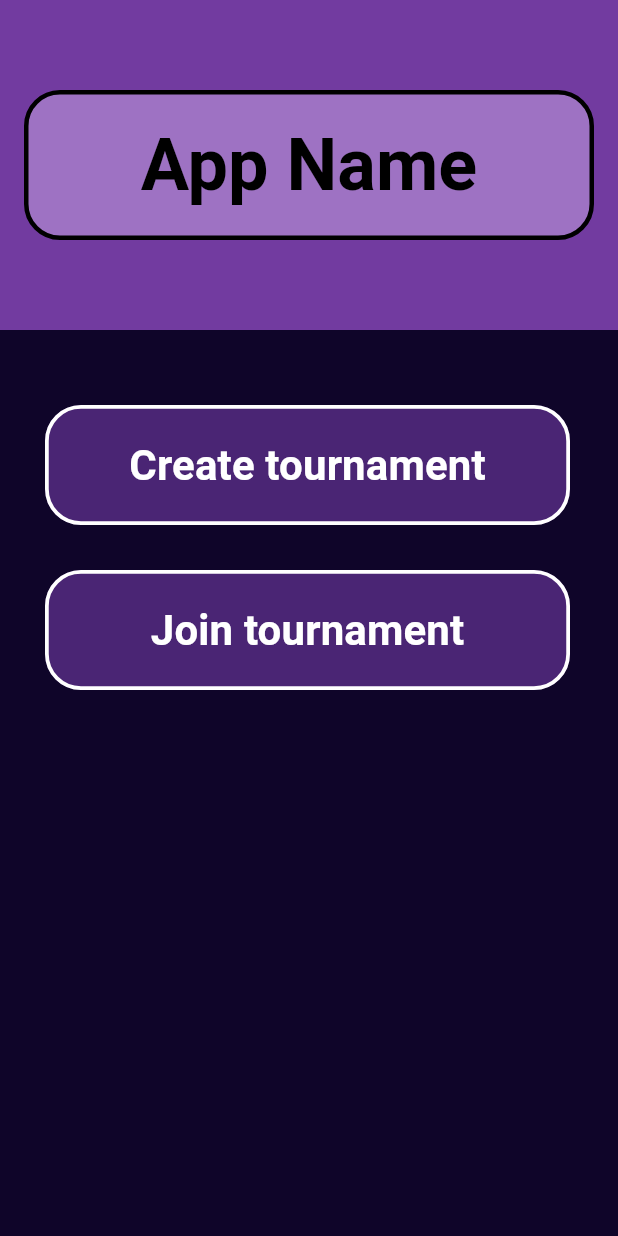
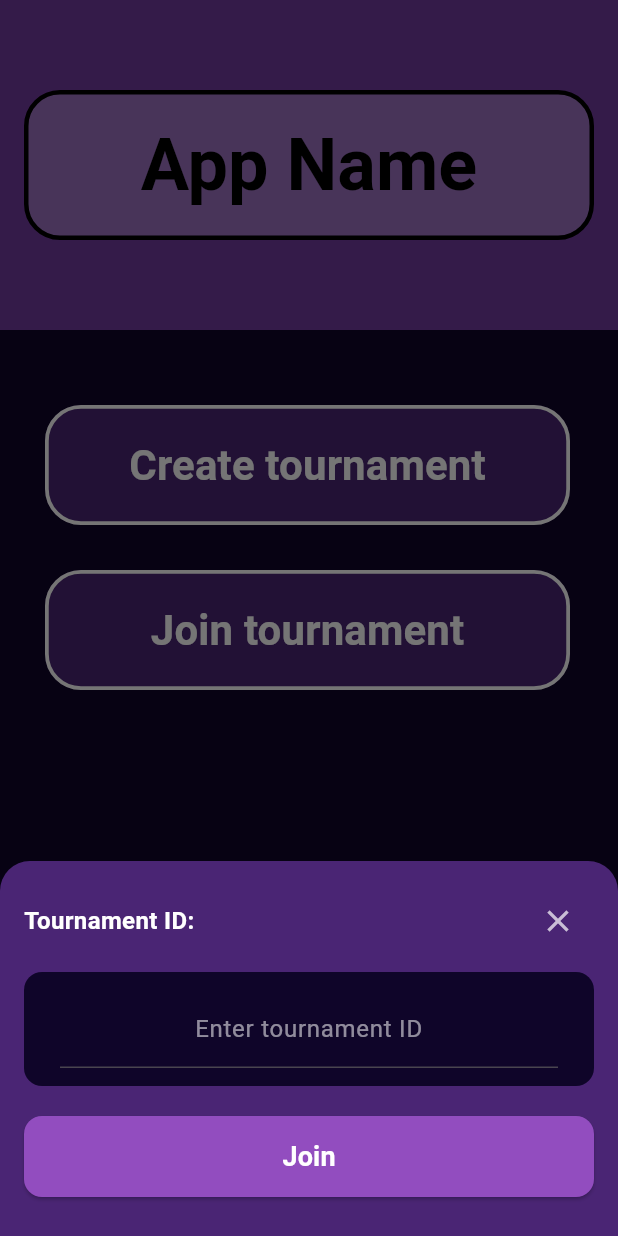
Before and after one commit to dziolex21/BracketBase, a Flutter app: the screen it shows after launch, after a tap on "Join tournament", on a phone screen of 412 x 824 dp. Run offline on Flutter 3.47's test engine with Material 3 defaults, Android fonts, the phone set to English and light mode, and no system bars.

Commit message:
joining tournament

```diff
--- a/lib/views/start_screen.dart
+++ b/lib/views/start_screen.dart
@@ -1,6 +1,7 @@
 import 'package:flutter/material.dart';
 import 'package:tournament_app/configs/color_data.dart';
 import 'package:tournament_app/views/tournament_creator.dart';
+import 'package:tournament_app/views/tournament_lobby.dart';
 
 class StartScreen extends StatelessWidget {
   const StartScreen({super.key});
@@ -20,6 +21,101 @@ class HomeScreen extends StatelessWidget {
 
   @override
   Widget build(BuildContext context) {
+    void _showJoinTournamentPopup(BuildContext context) {
+      showModalBottomSheet(
+        context: context,
+        backgroundColor: AppColors.purple4,
+        shape: const RoundedRectangleBorder(
+          borderRadius: BorderRadius.vertical(top: Radius.circular(20)),
+        ),
+        builder: (context) {
+          return Padding(
+            padding: const EdgeInsets.all(16.0),
+            child: Column(
+              mainAxisSize: MainAxisSize.min,
+              children: [
+                // Nagłówek + przycisk zamykania
+                Row(
+                  mainAxisAlignment: MainAxisAlignment.spaceBetween,
+                  children: [
+                    const Text(
+                      'Tournament ID:',
+                      style: TextStyle(
+                        color: Colors.white,
+                        fontSize: 16,
+                        fontWeight: FontWeight.bold,
+                      ),
+                    ),
+                    IconButton(
+                      icon: const Icon(Icons.close, color: Colors.white70),
+                      onPressed: () => Navigator.pop(context),
+                    ),
+                  ],
+                ),
+                const SizedBox(height: 10),
+
+                // Pole z ID turnieju (na razie statyczne)
+                Container(
+                  width: double.infinity,
+                  padding:
+                  const EdgeInsets.symmetric(horizontal: 24, vertical: 12),
+                  decoration: BoxDecoration(
+                    color: AppColors.purple5,
+                    borderRadius: BorderRadius.circular(12),
+                  ),
+                  child: const Center(
+                    child: TextField(
+                      textAlign: TextAlign.center,
+                      keyboardType: TextInputType.number,
+                      style: const TextStyle(color: Colors.white),
+                      cursorColor: AppColors.purple1,
+                      decoration: InputDecoration(
+                        hintText: "Enter tournament ID",
+                        hintStyle: const TextStyle(color: Colors.white54),
+                        filled: true,
+                        fillColor: AppColors.purple5,
+                        contentPadding:
+                        EdgeInsets.symmetric(horizontal: 16, vertical: 14)
+                      ),
+                    ),
+                  ),
+                ),
+                const SizedBox(height: 20),
+
+                // Przycisk Join
+                SizedBox(
+                  width: double.infinity,
+                  child: ElevatedButton(
+                    onPressed: () {
+                      Navigator.push(
+                        context,
+                        MaterialPageRoute(builder: (context) => const TournamentLobby()),
+                      );
+                    },
+                    style: ElevatedButton.styleFrom(
+                      backgroundColor: AppColors.purple2,
+                      padding: const EdgeInsets.symmetric(vertical: 14),
+                      shape: RoundedRectangleBorder(
+                        borderRadius: BorderRadius.circular(12),
+                      ),
+                    ),
+                    child: const Text(
+                      'Join',
+                      style: TextStyle(
+                        fontSize: 18,
+                        fontWeight: FontWeight.bold,
+                        color: Colors.white,
+                      ),
+                    ),
+                  ),
+                ),
+                const SizedBox(height: 10),
+              ],
+            ),
+          );
+        },
+      );
+    }
 
     return Scaffold(
       // --- POCZĄTEK ZMIAN ---
@@ -82,7 +178,7 @@ class HomeScreen extends StatelessWidget {
               context,
               'Join tournament',
                 AppColors.purple4,
-                  () { /* TODO: popup aby do wpisania kodu */ },
+                () => _showJoinTournamentPopup(context)
             ),
           ],
         ),
```
